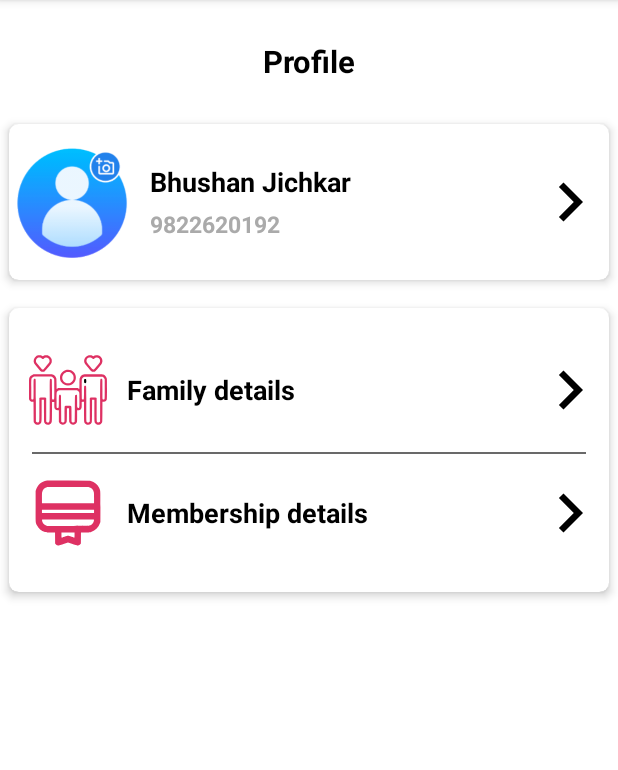
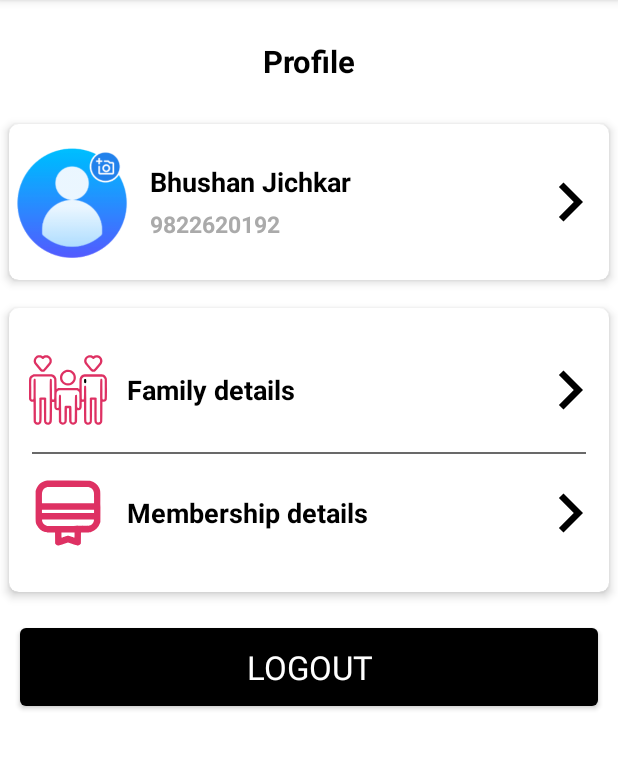
Before and after one commit to brjichkar/OfficerClub, an Android app: the fragment FragmentProfile shown on its own in the app's theme, on a phone screen of 412 x 824 dp, the part 84-854 px from its top. Run offline under Robolectric (Android 15) with nearby library versions, the phone set to English and light mode, and no system bars; our stand-ins replace sdp/ssp sizes.

```diff
--- a/app/src/main/res/drawable/splash_background.xml
+++ b/app/src/main/res/drawable/splash_background.xml
@@ -4,6 +4,6 @@
     <item>
         <bitmap
             android:gravity="center"
-            android:src="@drawable/club_logo"/>
+            android:src="@drawable/oc_icons"/>
     </item>
 </layer-list>
--- a/app/src/main/res/layout/activity_login.xml
+++ b/app/src/main/res/layout/activity_login.xml
@@ -76,7 +76,6 @@
                 android:insetTop="0dp"
                 android:insetBottom="0dp"
                 android:text="@string/login"
-
                 android:textAppearance="?android:attr/textAppearanceLarge" />
 
         </androidx.appcompat.widget.LinearLayoutCompat>
--- a/app/src/main/res/layout/fragment_profile.xml
+++ b/app/src/main/res/layout/fragment_profile.xml
@@ -201,9 +201,18 @@
                 </RelativeLayout>
 
             </LinearLayout>
+        </androidx.cardview.widget.CardView>
 
-
-        </androidx.cardview.widget.CardView>
+        <com.google.android.material.button.MaterialButton
+            android:id="@+id/btn_login"
+            android:layout_width="match_parent"
+            android:layout_height="@dimen/_40sdp"
+            android:layout_gravity="center"
+            android:layout_margin="@dimen/_10sdp"
+            android:insetTop="0dp"
+            android:insetBottom="0dp"
+            android:text="LOGOUT"
+            android:textAppearance="?android:attr/textAppearanceLarge" />
     </LinearLayout>
 
 
```
Also changed, not shown: app/src/main/res/drawable/oc_icons.png (added).
